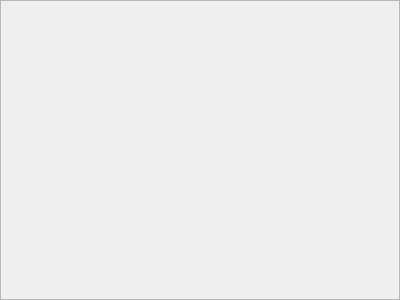
Qt form chatwindow.ui (MacinChang/ichat) before a commit.
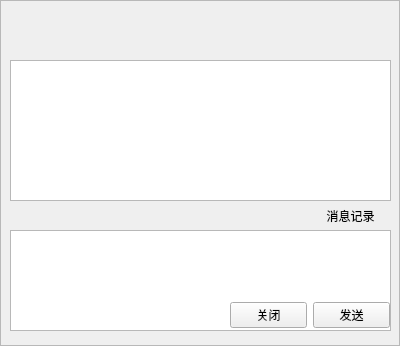
The same form after that commit. Icons and pictures are not drawn.

```diff
--- a/chatwindow.ui
+++ b/chatwindow.ui
@@ -10,7 +10,7 @@
     <x>0</x>
     <y>0</y>
     <width>400</width>
-    <height>300</height>
+    <height>346</height>
    </rect>
   </property>
   <property name="frameShape">
@@ -19,5 +19,197 @@
   <property name="windowTitle">
    <string>Frame</string>
   </property>
+  <property name="frameShape">
+   <enum>QFrame::StyledPanel</enum>
+  </property>
+  <property name="frameShadow">
+   <enum>QFrame::Raised</enum>
+  </property>
+  <widget class="QTextBrowser" name="textBrowser">
+   <property name="geometry">
+    <rect>
+     <x>10</x>
+     <y>60</y>
+     <width>381</width>
+     <height>141</height>
+    </rect>
+   </property>
+  </widget>
+  <widget class="QTextBrowser" name="textBrowser_2">
+   <property name="geometry">
+    <rect>
+     <x>10</x>
+     <y>230</y>
+     <width>381</width>
+     <height>101</height>
+    </rect>
+   </property>
+   <property name="readOnly">
+    <bool>false</bool>
+   </property>
+   <property name="html">
+    <string>&lt;!DOCTYPE HTML PUBLIC &quot;-//W3C//DTD HTML 4.0//EN&quot; &quot;http://www.w3.org/TR/REC-html40/strict.dtd&quot;&gt;
+&lt;html&gt;&lt;head&gt;&lt;meta name=&quot;qrichtext&quot; content=&quot;1&quot; /&gt;&lt;style type=&quot;text/css&quot;&gt;
+p, li { white-space: pre-wrap; }
+&lt;/style&gt;&lt;/head&gt;&lt;body style=&quot; font-family:'SimSun'; font-size:9pt; font-weight:400; font-style:normal;&quot;&gt;
+&lt;p style=&quot;-qt-paragraph-type:empty; margin-top:0px; margin-bottom:0px; margin-left:0px; margin-right:0px; -qt-block-indent:0; text-indent:0px;&quot;&gt;&lt;br /&gt;&lt;/p&gt;&lt;/body&gt;&lt;/html&gt;</string>
+   </property>
+  </widget>
+  <widget class="QWidget" name="horizontalLayoutWidget">
+   <property name="geometry">
+    <rect>
+     <x>230</x>
+     <y>290</y>
+     <width>160</width>
+     <height>51</height>
+    </rect>
+   </property>
+   <layout class="QHBoxLayout" name="horizontalLayout">
+    <item>
+     <widget class="QPushButton" name="pushButton_2">
+      <property name="text">
+       <string>关闭</string>
+      </property>
+     </widget>
+    </item>
+    <item>
+     <widget class="QPushButton" name="pushButton">
+      <property name="text">
+       <string>发送</string>
+      </property>
+     </widget>
+    </item>
+   </layout>
+  </widget>
+  <widget class="QPushButton" name="pushButton_3">
+   <property name="geometry">
+    <rect>
+     <x>10</x>
+     <y>200</y>
+     <width>31</width>
+     <height>31</height>
+    </rect>
+   </property>
+   <property name="text">
+    <string/>
+   </property>
+   <property name="icon">
+    <iconset resource="resource.qrc">
+     <normaloff>:/resource/feeling.png</normaloff>:/resource/feeling.png</iconset>
+   </property>
+   <property name="iconSize">
+    <size>
+     <width>31</width>
+     <height>31</height>
+    </size>
+   </property>
+   <property name="flat">
+    <bool>true</bool>
+   </property>
+  </widget>
+  <widget class="QPushButton" name="pushButton_4">
+   <property name="geometry">
+    <rect>
+     <x>41</x>
+     <y>200</y>
+     <width>31</width>
+     <height>31</height>
+    </rect>
+   </property>
+   <property name="text">
+    <string/>
+   </property>
+   <property name="icon">
+    <iconset resource="resource.qrc">
+     <normaloff>:/resource/shake.png</normaloff>:/resource/shake.png</iconset>
+   </property>
+   <property name="iconSize">
+    <size>
+     <width>31</width>
+     <height>31</height>
+    </size>
+   </property>
+   <property name="flat">
+    <bool>true</bool>
+   </property>
+  </widget>
+  <widget class="QPushButton" name="pushButton_5">
+   <property name="geometry">
+    <rect>
+     <x>72</x>
+     <y>200</y>
+     <width>31</width>
+     <height>31</height>
+    </rect>
+   </property>
+   <property name="text">
+    <string/>
+   </property>
+   <property name="icon">
+    <iconset resource="resource.qrc">
+     <normaloff>:/resource/sepic.png</normaloff>:/resource/sepic.png</iconset>
+   </property>
+   <property name="iconSize">
+    <size>
+     <width>31</width>
+     <height>31</height>
+    </size>
+   </property>
+   <property name="flat">
+    <bool>true</bool>
+   </property>
+  </widget>
+  <widget class="QPushButton" name="pushButton_6">
+   <property name="geometry">
+    <rect>
+     <x>103</x>
+     <y>200</y>
+     <width>31</width>
+     <height>31</height>
+    </rect>
+   </property>
+   <property name="text">
+    <string/>
+   </property>
+   <property name="icon">
+    <iconset resource="resource.qrc">
+     <normaloff>:/resource/yuyin.png</normaloff>:/resource/yuyin.png</iconset>
+   </property>
+   <property name="iconSize">
+    <size>
+     <width>31</width>
+     <height>31</height>
+    </size>
+   </property>
+   <property name="flat">
+    <bool>true</bool>
+   </property>
+  </widget>
+  <widget class="QPushButton" name="pushButton_7">
+   <property name="geometry">
+    <rect>
+     <x>310</x>
+     <y>200</y>
+     <width>81</width>
+     <height>31</height>
+    </rect>
+   </property>
+   <property name="text">
+    <string>消息记录</string>
+   </property>
+   <property name="icon">
+    <iconset resource="resource.qrc">
+     <normaloff>:/resource/his.png</normaloff>:/resource/his.png</iconset>
+   </property>
+   <property name="iconSize">
+    <size>
+     <width>31</width>
+     <height>31</height>
+    </size>
+   </property>
+   <property name="flat">
+    <bool>true</bool>
+   </property>
+  </widget>
  </widget>
 </ui>
```
Left out of the diff: 12 changed lines with no effect on the pictures.
